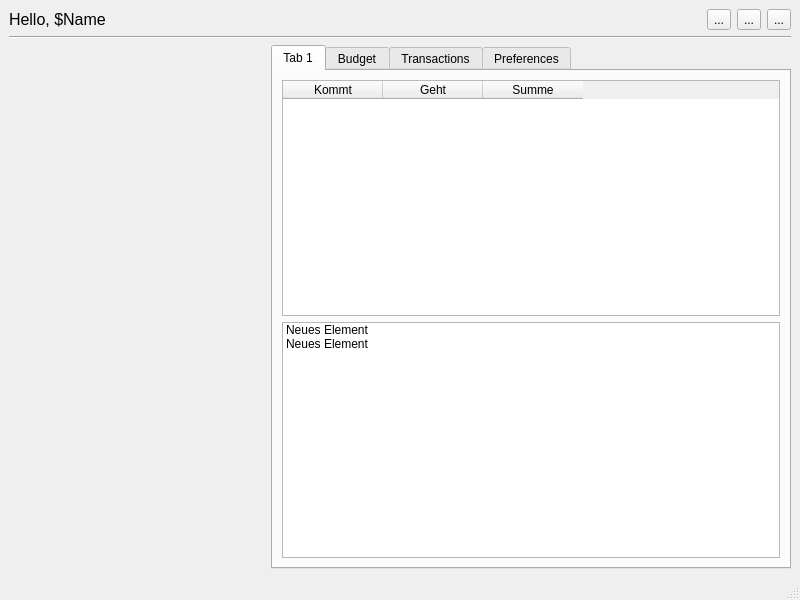
This is ui/mainwindow.ui in dlbuchholz/aion-mirror as Qt 5 draws it before an edit. The edited form follows.
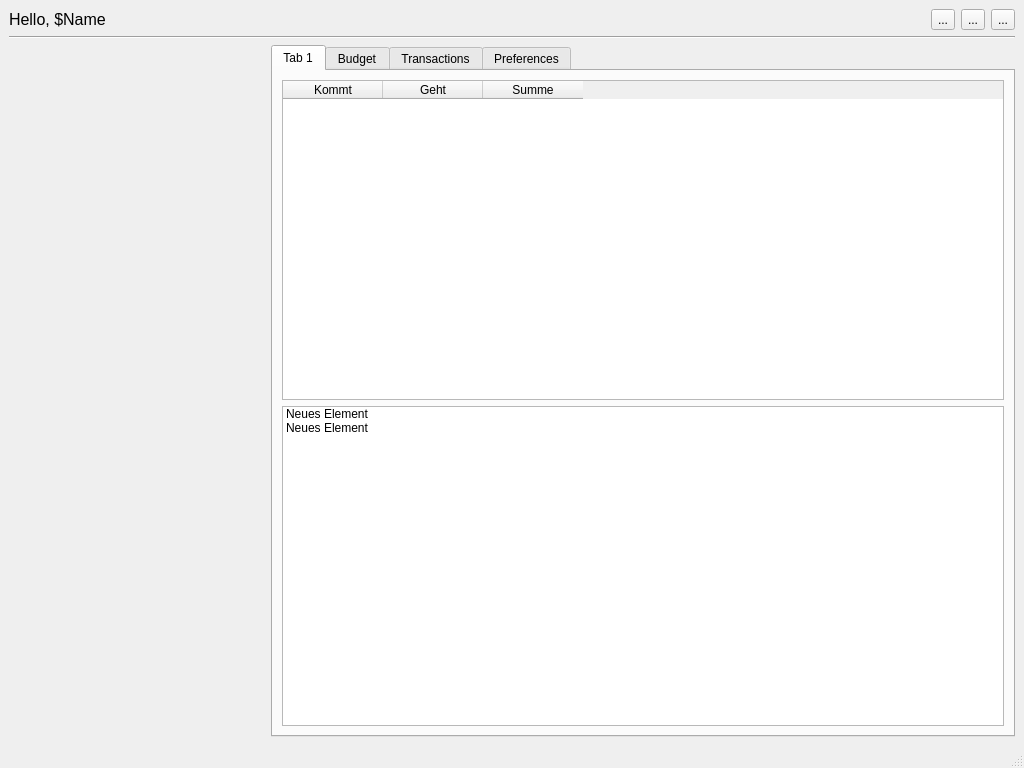
This is the edited form. Icons and pictures are not drawn. Custom widgets are drawn as their Qt base class.

```diff
--- a/ui/mainwindow.ui
+++ b/ui/mainwindow.ui
@@ -6,8 +6,8 @@
    <rect>
     <x>0</x>
     <y>0</y>
-    <width>800</width>
-    <height>600</height>
+    <width>1024</width>
+    <height>768</height>
    </rect>
   </property>
   <property name="windowTitle">
```
Left out of the diff: 2 changed lines with no effect on the pictures.
